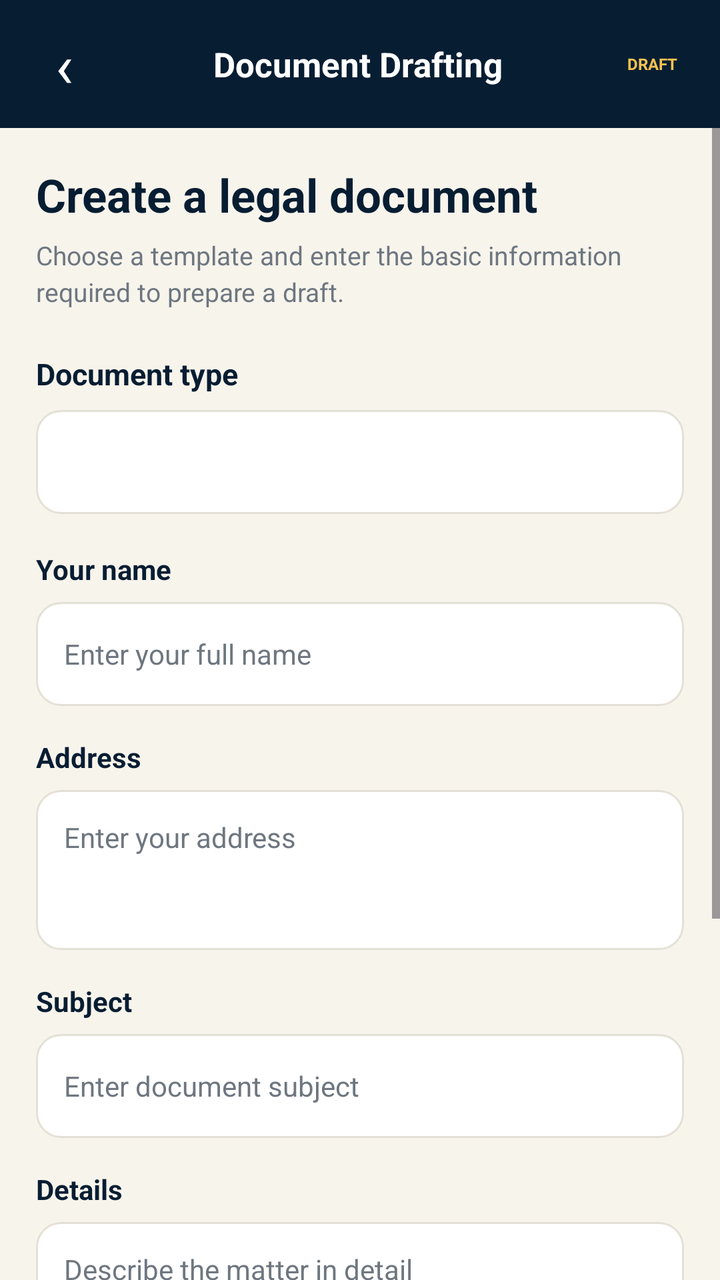
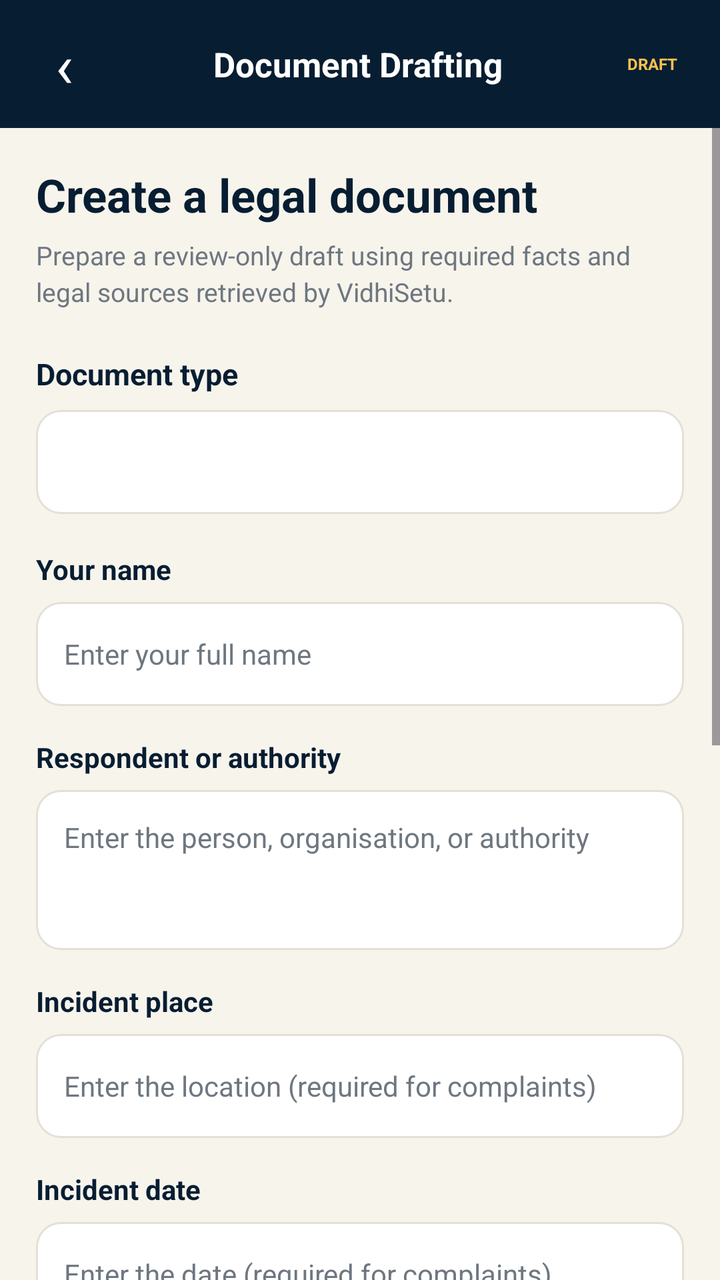

Two renders of the same Android screen: before a commit and after it. Below are the layout's source before the change and the commit's diff.
<!-- AndroidManifest.xml: application theme Theme.Vidhisetu -->
<!-- res/layout/activity_document_templates.xml -->
<?xml version="1.0" encoding="utf-8"?>
<LinearLayout
    xmlns:android="http://schemas.android.com/apk/res/android"
    android:layout_width="match_parent"
    android:layout_height="match_parent"
    android:orientation="vertical"
    android:background="@color/vs_background">

    
    
    

    <LinearLayout
        android:layout_width="match_parent"
        android:layout_height="64dp"
        android:orientation="horizontal"
        android:gravity="center_vertical"
        android:paddingStart="10dp"
        android:paddingEnd="12dp"
        android:background="@color/vs_navy">

        <TextView
            android:id="@+id/backButton"
            android:layout_width="44dp"
            android:layout_height="44dp"
            android:gravity="center"
            android:text="‹"
            android:textColor="@android:color/white"
            android:textSize="30sp"
            android:clickable="true"
            android:focusable="true" />

        <TextView
            android:layout_width="0dp"
            android:layout_height="wrap_content"
            android:layout_weight="1"
            android:gravity="center"
            android:text="Document Drafting"
            android:textColor="@android:color/white"
            android:textSize="17sp"
            android:textStyle="bold" />

        <TextView
            android:layout_width="44dp"
            android:layout_height="44dp"
            android:gravity="center"
            android:text="DRAFT"
            android:textColor="@color/vs_gold"
            android:textSize="8sp"
            android:textStyle="bold" />

    </LinearLayout>


    
    
    

    <ScrollView
        android:layout_width="match_parent"
        android:layout_height="0dp"
        android:layout_weight="1"
        android:fillViewport="true">

        <LinearLayout
            android:layout_width="match_parent"
            android:layout_height="wrap_content"
            android:orientation="vertical"
            android:padding="18dp"
            android:paddingBottom="32dp">

            <TextView
                android:layout_width="match_parent"
                android:layout_height="wrap_content"
                android:text="Create a legal document"
                android:textColor="@color/vs_primary_text"
                android:textSize="23sp"
                android:textStyle="bold" />

            <TextView
                android:layout_width="match_parent"
                android:layout_height="wrap_content"
                android:text="Choose a template and enter the basic information required to prepare a draft."
                android:textColor="@color/vs_secondary_text"
                android:textSize="13sp"
                android:lineSpacingExtra="3dp"
                android:layout_marginTop="6dp" />


            
            
            

            <TextView
                android:layout_width="match_parent"
                android:layout_height="wrap_content"
                android:text="Document type"
                android:textColor="@color/vs_primary_text"
                android:textSize="15sp"
                android:textStyle="bold"
                android:layout_marginTop="22dp" />

            <Spinner
                android:id="@+id/documentTypeSpinner"
                android:layout_width="match_parent"
                android:layout_height="52dp"
                android:background="@drawable/search_background"
                android:paddingStart="12dp"
                android:paddingEnd="12dp"
                android:layout_marginTop="8dp" />


            
            
            

            <TextView
                android:layout_width="match_parent"
                android:layout_height="wrap_content"
                android:text="Your name"
                android:textColor="@color/vs_primary_text"
                android:textSize="14sp"
                android:textStyle="bold"
                android:layout_marginTop="18dp" />

            <EditText
                android:id="@+id/nameInput"
                android:layout_width="match_parent"
                android:layout_height="52dp"
                android:hint="Enter your full name"
                android:textColor="@color/vs_primary_text"
                android:textColorHint="@color/vs_secondary_text"
                android:textSize="14sp"
                android:singleLine="true"
                android:inputType="textPersonName"
                android:background="@drawable/search_background"
                android:paddingStart="14dp"
                android:paddingEnd="14dp"
                android:layout_marginTop="7dp" />


            
            
            

            <TextView
                android:layout_width="match_parent"
                android:layout_height="wrap_content"
                android:text="Address"
                android:textColor="@color/vs_primary_text"
                android:textSize="14sp"
                android:textStyle="bold"
                android:layout_marginTop="16dp" />

            <EditText
                android:id="@+id/addressInput"
                android:layout_width="match_parent"
                android:layout_height="80dp"
                android:hint="Enter your address"
                android:textColor="@color/vs_primary_text"
                android:textColorHint="@color/vs_secondary_text"
                android:textSize="14sp"
                android:gravity="top"
                android:inputType="textMultiLine"
                android:background="@drawable/search_background"
                android:padding="14dp"
                android:layout_marginTop="7dp" />


            
            
            

            <TextView
                android:layout_width="match_parent"
                android:layout_height="wrap_content"
                android:text="Subject"
                android:textColor="@color/vs_primary_text"
                android:textSize="14sp"
                android:textStyle="bold"
                android:layout_marginTop="16dp" />

            <EditText
                android:id="@+id/subjectInput"
                android:layout_width="match_parent"
                android:layout_height="52dp"
                android:hint="Enter document subject"
                android:textColor="@color/vs_primary_text"
                android:textColorHint="@color/vs_secondary_text"
                android:textSize="14sp"
                android:singleLine="true"
                android:inputType="text"
                android:background="@drawable/search_background"
                android:paddingStart="14dp"
                android:paddingEnd="14dp"
                android:layout_marginTop="7dp" />


            
            
            

            <TextView
                android:layout_width="match_parent"
                android:layout_height="wrap_content"
                android:text="Details"
                android:textColor="@color/vs_primary_text"
                android:textSize="14sp"
                android:textStyle="bold"
                android:layout_marginTop="16dp" />

            <EditText
                android:id="@+id/detailsInput"
                android:layout_width="match_parent"
                android:layout_height="150dp"
                android:hint="Describe the matter in detail"
                android:textColor="@color/vs_primary_text"
                android:textColorHint="@color/vs_secondary_text"
                android:textSize="14sp"
                android:gravity="top"
                android:inputType="textMultiLine"
                android:background="@drawable/search_background"
                android:padding="14dp"
                android:layout_marginTop="7dp" />


            
            
            

            <Button
                android:id="@+id/generateButton"
                android:layout_width="match_parent"
                android:layout_height="54dp"
                android:text="Generate Draft"
                android:textAllCaps="false"
                android:textColor="@android:color/white"
                android:textSize="15sp"
                android:textStyle="bold"
                android:background="@drawable/primary_button"
                android:layout_marginTop="20dp" />


            
            
            

            <LinearLayout
                android:id="@+id/previewCard"
                android:layout_width="match_parent"
                android:layout_height="wrap_content"
                android:orientation="vertical"
                android:padding="17dp"
                android:background="@drawable/explanation_card"
                android:layout_marginTop="22dp"
                android:visibility="gone">

                <TextView
                    android:id="@+id/previewTitle"
                    android:layout_width="match_parent"
                    android:layout_height="wrap_content"
                    android:text="Draft"
                    android:textColor="@color/vs_gold"
                    android:textSize="16sp"
                    android:textStyle="bold" />

                <TextView
                    android:id="@+id/previewText"
                    android:layout_width="match_parent"
                    android:layout_height="wrap_content"
                    android:textColor="@color/vs_primary_text"
                    android:textSize="13sp"
                    android:lineSpacingExtra="5dp"
                    android:layout_marginTop="12dp"
                    android:textIsSelectable="true" />

            </LinearLayout>


            
            
            

            <Button
                android:id="@+id/copyButton"
                android:layout_width="match_parent"
                android:layout_height="52dp"
                android:text="Copy Draft"
                android:textAllCaps="false"
                android:textColor="@color/vs_primary_text"
                android:textSize="14sp"
                android:textStyle="bold"
                android:background="@drawable/secondary_button"
                android:layout_marginTop="12dp"
                android:visibility="gone" />

            <Button
                android:id="@+id/shareButton"
                android:layout_width="match_parent"
                android:layout_height="52dp"
                android:text="Share Draft"
                android:textAllCaps="false"
                android:textColor="@android:color/white"
                android:textSize="14sp"
                android:textStyle="bold"
                android:background="@drawable/primary_button"
                android:layout_marginTop="10dp"
                android:visibility="gone" />

            <TextView
                android:layout_width="match_parent"
                android:layout_height="wrap_content"
                android:text="Drafts generated by VidhiSetu are templates for assistance and should be reviewed for the specific facts and legal requirements before formal use."
                android:textColor="@color/vs_secondary_text"
                android:textSize="10sp"
                android:gravity="center"
                android:lineSpacingExtra="3dp"
                android:layout_marginTop="22dp" />

        </LinearLayout>

    </ScrollView>

</LinearLayout>
<!-- resources referenced by this layout -->
<resources>
  <color name="vs_background">#F7F4EC</color>
  <color name="vs_gold">#F4C24F</color>
  <color name="vs_navy">#071D32</color>
  <color name="vs_primary_text">#071D32</color>
  <color name="vs_secondary_text">#6E7780</color>
  <!-- drawable explanation_card (drawable) -->
  <?xml version="1.0" encoding="utf-8"?>
  <shape xmlns:android="http://schemas.android.com/apk/res/android">
  
      <solid android:color="@color/vs_card" />
  
      <corners android:radius="14dp" />
  
      <stroke
          android:width="1dp"
          android:color="@color/vs_border" />
  
  </shape>
  <!-- drawable primary_button (drawable) -->
  <?xml version="1.0" encoding="utf-8"?>
  <shape xmlns:android="http://schemas.android.com/apk/res/android">
  
      <solid android:color="@color/vs_navy" />
  
      <corners android:radius="12dp" />
  
  </shape>
  <!-- drawable search_background (drawable) -->
  <?xml version="1.0" encoding="utf-8"?>
  <shape xmlns:android="http://schemas.android.com/apk/res/android">
  
      <solid android:color="@color/vs_card" />
  
      <corners android:radius="12dp" />
  
      <stroke
          android:width="1dp"
          android:color="@color/vs_border" />
  
  </shape>
  <!-- drawable secondary_button (drawable) -->
  <?xml version="1.0" encoding="utf-8"?>
  <shape xmlns:android="http://schemas.android.com/apk/res/android">
  
      <solid android:color="@color/vs_icon_background" />
  
      <corners android:radius="12dp" />
  
      <stroke
          android:width="1dp"
          android:color="@color/vs_gold" />
  
  </shape>
  <style name="Theme.Vidhisetu" parent="Base.Theme.Vidhisetu" />
  <color name="vs_card">#FFFFFF</color>
  <color name="vs_border">#E5E0D6</color>
  <color name="vs_icon_background">#FFF4D6</color>
  <style name="Base.Theme.Vidhisetu" parent="Theme.Material3.DayNight.NoActionBar">
          
          
      </style>
</resources>

<!-- the commit's change to res/layout/activity_document_templates.xml (unified diff, before → after) -->
@@ -80,7 +80,7 @@
             <TextView
                 android:layout_width="match_parent"
                 android:layout_height="wrap_content"
-                android:text="Choose a template and enter the basic information required to prepare a draft."
+                android:text="Prepare a review-only draft using required facts and legal sources retrieved by VidhiSetu."
                 android:textColor="@color/vs_secondary_text"
                 android:textSize="13sp"
                 android:lineSpacingExtra="3dp"
@@ -146,7 +146,7 @@
             <TextView
                 android:layout_width="match_parent"
                 android:layout_height="wrap_content"
-                android:text="Address"
+                android:text="Respondent or authority"
                 android:textColor="@color/vs_primary_text"
                 android:textSize="14sp"
                 android:textStyle="bold"
@@ -156,7 +156,7 @@
                 android:id="@+id/addressInput"
                 android:layout_width="match_parent"
                 android:layout_height="80dp"
-                android:hint="Enter your address"
+                android:hint="Enter the person, organisation, or authority"
                 android:textColor="@color/vs_primary_text"
                 android:textColorHint="@color/vs_secondary_text"
                 android:textSize="14sp"
@@ -174,7 +174,7 @@
             <TextView
                 android:layout_width="match_parent"
                 android:layout_height="wrap_content"
-                android:text="Subject"
+                android:text="Incident place"
                 android:textColor="@color/vs_primary_text"
                 android:textSize="14sp"
                 android:textStyle="bold"
@@ -184,7 +184,7 @@
                 android:id="@+id/subjectInput"
                 android:layout_width="match_parent"
                 android:layout_height="52dp"
-                android:hint="Enter document subject"
+                android:hint="Enter the location (required for complaints)"
                 android:textColor="@color/vs_primary_text"
                 android:textColorHint="@color/vs_secondary_text"
                 android:textSize="14sp"
@@ -195,15 +195,39 @@
                 android:paddingEnd="14dp"
                 android:layout_marginTop="7dp" />
 
-
-            
-            
-            
-
-            <TextView
-                android:layout_width="match_parent"
-                android:layout_height="wrap_content"
-                android:text="Details"
+            <TextView
+                android:layout_width="match_parent"
+                android:layout_height="wrap_content"
+                android:text="Incident date"
+                android:textColor="@color/vs_primary_text"
+                android:textSize="14sp"
+                android:textStyle="bold"
+                android:layout_marginTop="16dp" />
+
+            <EditText
+                android:id="@+id/incidentDateInput"
+                android:layout_width="match_parent"
+                android:layout_height="52dp"
+                android:hint="Enter the date (required for complaints)"
+                android:textColor="@color/vs_primary_text"
+                android:textColorHint="@color/vs_secondary_text"
+                android:textSize="14sp"
+                android:singleLine="true"
+                android:inputType="date"
+                android:background="@drawable/search_background"
+                android:paddingStart="14dp"
+                android:paddingEnd="14dp"
+                android:layout_marginTop="7dp" />
+
+
+            
+            
+            
+
+            <TextView
+                android:layout_width="match_parent"
+                android:layout_height="wrap_content"
+                android:text="Facts in chronological order"
                 android:textColor="@color/vs_primary_text"
                 android:textSize="14sp"
                 android:textStyle="bold"
@@ -213,7 +237,30 @@
                 android:id="@+id/detailsInput"
                 android:layout_width="match_parent"
                 android:layout_height="150dp"
-                android:hint="Describe the matter in detail"
+                android:hint="Describe only the facts you know"
+                android:textColor="@color/vs_primary_text"
+                android:textColorHint="@color/vs_secondary_text"
+                android:textSize="14sp"
+                android:gravity="top"
+                android:inputType="textMultiLine"
+                android:background="@drawable/search_background"
+                android:padding="14dp"
+                android:layout_marginTop="7dp" />
+
+            <TextView
+                android:layout_width="match_parent"
+                android:layout_height="wrap_content"
+                android:text="Requested outcome"
+                android:textColor="@color/vs_primary_text"
+                android:textSize="14sp"
+                android:textStyle="bold"
+                android:layout_marginTop="16dp" />
+
+            <EditText
+                android:id="@+id/requestedReliefInput"
+                android:layout_width="match_parent"
+                android:layout_height="100dp"
+                android:hint="What outcome are you requesting?"
                 android:textColor="@color/vs_primary_text"
                 android:textColorHint="@color/vs_secondary_text"
                 android:textSize="14sp"
@@ -310,7 +357,7 @@
             <TextView
                 android:layout_width="match_parent"
                 android:layout_height="wrap_content"
-                android:text="Drafts generated by VidhiSetu are templates for assistance and should be reviewed for the specific facts and legal requirements before formal use."
+                android:text="Drafts use only supplied facts and verified retrieved provisions. Confirm the details and get qualified legal review before filing or formal use."
                 android:textColor="@color/vs_secondary_text"
                 android:textSize="10sp"
                 android:gravity="center"
